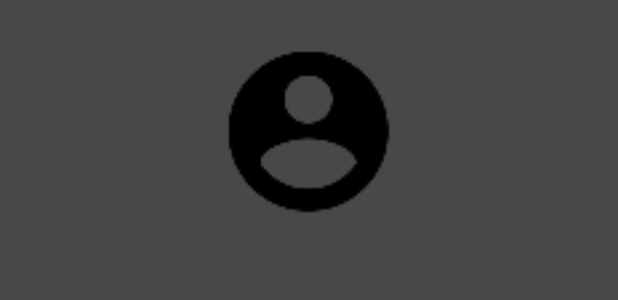
After one commit to Kocal/IUT-Android-TP2, an Android app: the layout toast.xml on its own in the app's theme, with its tools: preview values and no code run, on a phone screen of 412 x 824 dp. The commit adds this screen. Shown: the top 300 px of the screen. Run offline under Robolectric (Android 15) with nearby library versions, the phone set to English and light mode, and no system bars.

Commit message:
Gros commit dégueu :^)

```diff
--- a/app/src/main/res/layout/content_main.xml
+++ b/app/src/main/res/layout/content_main.xml
@@ -135,6 +135,7 @@
                 android:textAppearance="?android:attr/textAppearanceMedium" />
 
             <RadioGroup
+                android:id="@+id/input_gender"
                 android:layout_width="match_parent"
                 android:layout_height="wrap_content"
                 android:orientation="horizontal"
--- /dev/null
+++ b/app/src/main/res/layout/toast.xml
@@ -0,0 +1,23 @@
+<?xml version="1.0" encoding="utf-8"?>
+<LinearLayout xmlns:android="http://schemas.android.com/apk/res/android"
+    android:id="@+id/layout_toast_root"
+    android:layout_width="match_parent"
+    android:layout_height="match_parent"
+    android:background="@color/toastBackground"
+    android:orientation="vertical"
+    android:padding="24dp">
+
+    <ImageView
+        android:id="@+id/user_avatar"
+        android:layout_width="128dp"
+        android:layout_height="128dp"
+        android:layout_gravity="center_horizontal"
+        android:src="@drawable/ic_account_circle" />
+
+    <TextView
+        android:id="@+id/user_infos"
+        android:layout_width="wrap_content"
+        android:layout_height="wrap_content"
+        android:textAppearance="?android:attr/textAppearanceMedium"
+        android:textColor="?android:attr/colorBackground" />
+</LinearLayout>
--- a/app/src/main/res/values/colors.xml
+++ b/app/src/main/res/values/colors.xml
@@ -3,4 +3,5 @@
     <!--<color name="colorPrimary">#3F51B5</color>-->
     <!--<color name="colorPrimaryDark">#303F9F</color>-->
     <!--<color name="colorAccent">#FF4081</color>-->
+    <color name="toastBackground">#b5000000</color>
 </resources>
```
Also changed, not shown: app/src/main/java/fr/kocal/android/iut_tp2/DatePickerFragment.java (+5 -6 lines), app/src/main/java/fr/kocal/android/iut_tp2/MainActivity.java (+71 -7 lines).
